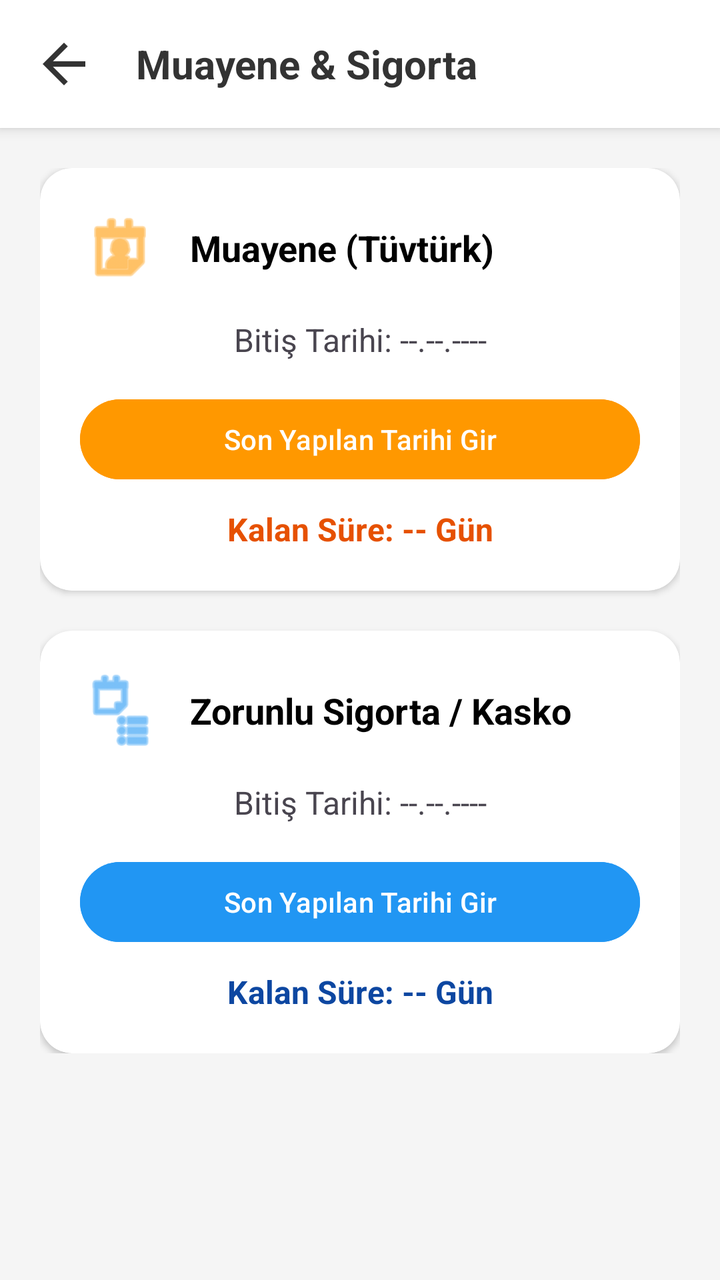
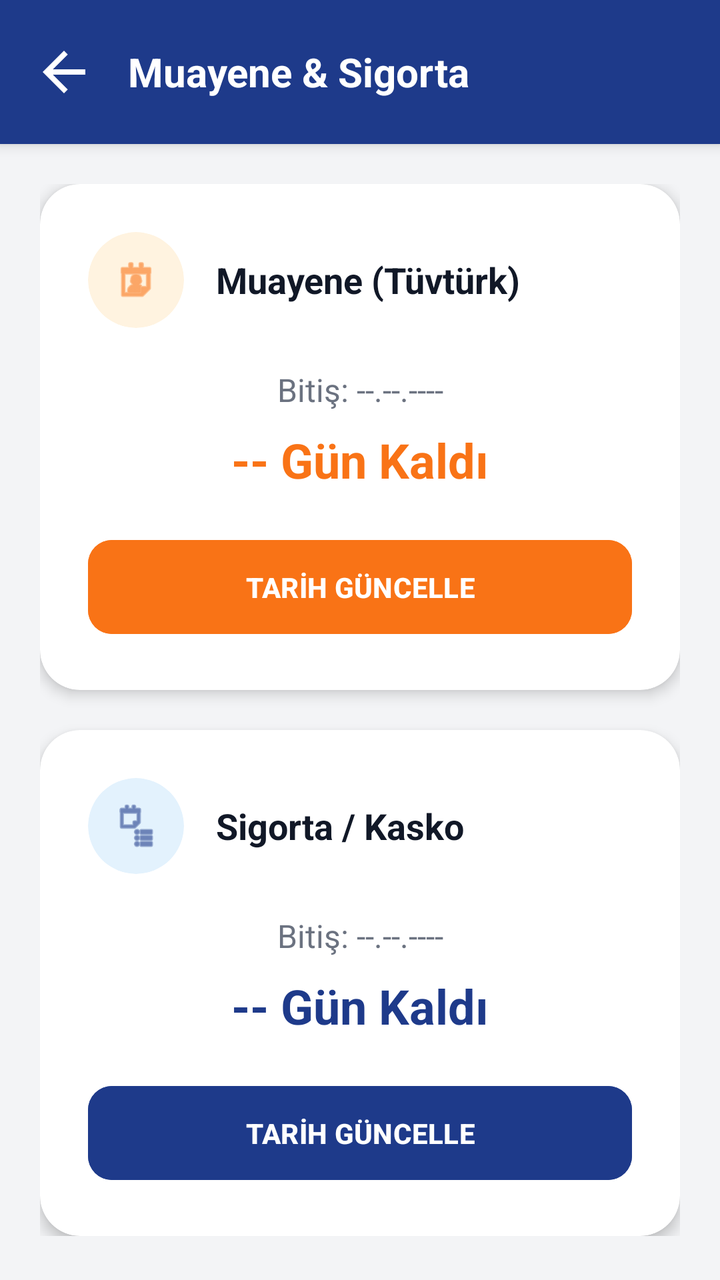

An Android layout rendered at two revisions. The XML below is the earlier revision; the diff shows what the commit changed to produce the second picture.
<!-- AndroidManifest.xml: application theme Theme.Garajim -->
<!-- res/layout/activity_legal.xml -->
<?xml version="1.0" encoding="utf-8"?>
<LinearLayout xmlns:android="http://schemas.android.com/apk/res/android"
    xmlns:app="http://schemas.android.com/apk/res-auto"
    xmlns:tools="http://schemas.android.com/tools"
    android:layout_width="match_parent"
    android:layout_height="match_parent"
    android:orientation="vertical"
    android:background="#F5F5F5"
    tools:context=".LegalActivity">

    <LinearLayout
        android:layout_width="match_parent"
        android:layout_height="wrap_content"
        android:orientation="horizontal"
        android:padding="16dp"
        android:background="@color/white"
        android:elevation="4dp"
        android:gravity="center_vertical">

        <ImageView
            android:id="@+id/btnBack"
            android:layout_width="32dp"
            android:layout_height="32dp"
            android:src="@drawable/ic_back"
            app:tint="#333333"
            android:background="?selectableItemBackgroundBorderless"
            android:clickable="true"
            android:focusable="true"/>

        <TextView
            android:layout_width="wrap_content"
            android:layout_height="wrap_content"
            android:text="Muayene &amp; Sigorta"
            android:textSize="20sp"
            android:textStyle="bold"
            android:textColor="#333333"
            android:layout_marginStart="20dp"/>
    </LinearLayout>

    <ScrollView
        android:layout_width="match_parent"
        android:layout_height="match_parent"
        android:padding="20dp">

        <LinearLayout
            android:layout_width="match_parent"
            android:layout_height="wrap_content"
            android:orientation="vertical">

            <androidx.cardview.widget.CardView
                android:id="@+id/cardMuayene"
                android:layout_width="match_parent"
                android:layout_height="wrap_content"
                android:layout_marginBottom="20dp"
                app:cardCornerRadius="16dp"
                app:cardElevation="2dp"
                app:cardBackgroundColor="@color/white">

                <LinearLayout
                    android:layout_width="match_parent"
                    android:layout_height="wrap_content"
                    android:orientation="vertical"
                    android:padding="20dp">

                    <LinearLayout
                        android:layout_width="match_parent"
                        android:layout_height="wrap_content"
                        android:gravity="center_vertical"
                        android:orientation="horizontal">

                        <ImageView
                            android:layout_width="40dp"
                            android:layout_height="40dp"
                            android:src="@android:drawable/ic_menu_my_calendar"
                            app:tint="#FF9800"/>

                        <TextView
                            android:layout_width="wrap_content"
                            android:layout_height="wrap_content"
                            android:text="Muayene (Tüvtürk)"
                            android:textSize="18sp"
                            android:textStyle="bold"
                            android:layout_marginStart="15dp"
                            android:textColor="@color/black"/>
                    </LinearLayout>

                    <TextView
                        android:id="@+id/txtMuayeneDate"
                        android:layout_width="match_parent"
                        android:layout_height="wrap_content"
                        android:text="Bitiş Tarihi: --.--.----"
                        android:textSize="16sp"
                        android:layout_marginTop="15dp"
                        android:gravity="center"/>

                    <Button
                        android:id="@+id/btnSelectMuayene"
                        android:layout_width="match_parent"
                        android:layout_height="wrap_content"
                        android:text="Son Yapılan Tarihi Gir"
                        android:layout_marginTop="15dp"
                        android:backgroundTint="#FF9800"/>

                    <TextView
                        android:id="@+id/txtMuayeneCountDown"
                        android:layout_width="match_parent"
                        android:layout_height="wrap_content"
                        android:text="Kalan Süre: -- Gün"
                        android:textSize="16sp"
                        android:textStyle="bold"
                        android:gravity="center"
                        android:layout_marginTop="10dp"
                        android:textColor="#E65100"/>
                </LinearLayout>
            </androidx.cardview.widget.CardView>

            <androidx.cardview.widget.CardView
                android:id="@+id/cardSigorta"
                android:layout_width="match_parent"
                android:layout_height="wrap_content"
                app:cardCornerRadius="16dp"
                app:cardElevation="2dp"
                app:cardBackgroundColor="@color/white">

                <LinearLayout
                    android:layout_width="match_parent"
                    android:layout_height="wrap_content"
                    android:orientation="vertical"
                    android:padding="20dp">

                    <LinearLayout
                        android:layout_width="match_parent"
                        android:layout_height="wrap_content"
                        android:gravity="center_vertical"
                        android:orientation="horizontal">

                        <ImageView
                            android:layout_width="40dp"
                            android:layout_height="40dp"
                            android:src="@android:drawable/ic_menu_agenda"
                            app:tint="#2196F3"/>

                        <TextView
                            android:layout_width="wrap_content"
                            android:layout_height="wrap_content"
                            android:text="Zorunlu Sigorta / Kasko"
                            android:textSize="18sp"
                            android:textStyle="bold"
                            android:layout_marginStart="15dp"
                            android:textColor="@color/black"/>
                    </LinearLayout>

                    <TextView
                        android:id="@+id/txtSigortaDate"
                        android:layout_width="match_parent"
                        android:layout_height="wrap_content"
                        android:text="Bitiş Tarihi: --.--.----"
                        android:textSize="16sp"
                        android:layout_marginTop="15dp"
                        android:gravity="center"/>

                    <Button
                        android:id="@+id/btnSelectSigorta"
                        android:layout_width="match_parent"
                        android:layout_height="wrap_content"
                        android:text="Son Yapılan Tarihi Gir"
                        android:layout_marginTop="15dp"
                        android:backgroundTint="#2196F3"/>

                    <TextView
                        android:id="@+id/txtSigortaCountDown"
                        android:layout_width="match_parent"
                        android:layout_height="wrap_content"
                        android:text="Kalan Süre: -- Gün"
                        android:textSize="16sp"
                        android:textStyle="bold"
                        android:gravity="center"
                        android:layout_marginTop="10dp"
                        android:textColor="#0D47A1"/>
                </LinearLayout>
            </androidx.cardview.widget.CardView>

        </LinearLayout>
    </ScrollView>
</LinearLayout>
<!-- resources referenced by this layout -->
<resources>
  <color name="black">#FF000000</color>
  <color name="white">#FFFFFFFF</color>
  <!-- drawable ic_back (drawable) -->
  <vector xmlns:android="http://schemas.android.com/apk/res/android" android:autoMirrored="true" android:height="24dp" android:tint="#000000" android:viewportHeight="24" android:viewportWidth="24" android:width="24dp">
        
      <path android:fillColor="@android:color/white" android:pathData="M20,11H7.83l5.59,-5.59L12,4l-8,8 8,8 1.41,-1.41L7.83,13H20v-2z"/>
      
  </vector>
  <style name="Theme.Garajim" parent="Base.Theme.Garajim" />
  <style name="Base.Theme.Garajim" parent="Theme.Material3.DayNight.NoActionBar">
          
          
      </style>
</resources>

<!-- the commit's change to res/layout/activity_legal.xml (unified diff, before → after) -->
@@ -5,15 +5,16 @@
     android:layout_width="match_parent"
     android:layout_height="match_parent"
     android:orientation="vertical"
-    android:background="#F5F5F5"
+    android:background="@color/background_gray"
     tools:context=".LegalActivity">
 
     <LinearLayout
         android:layout_width="match_parent"
         android:layout_height="wrap_content"
         android:orientation="horizontal"
-        android:padding="16dp"
-        android:background="@color/white"
+        android:paddingVertical="20dp"
+        android:paddingHorizontal="16dp"
+        android:background="@color/garaj_blue"
         android:elevation="4dp"
         android:gravity="center_vertical">
 
@@ -22,10 +23,10 @@
             android:layout_width="32dp"
             android:layout_height="32dp"
             android:src="@drawable/ic_back"
-            app:tint="#333333"
-            android:background="?selectableItemBackgroundBorderless"
+            app:tint="@color/white"
             android:clickable="true"
-            android:focusable="true"/>
+            android:focusable="true"
+            android:background="?selectableItemBackgroundBorderless"/>
 
         <TextView
             android:layout_width="wrap_content"
@@ -33,13 +34,14 @@
             android:text="Muayene &amp; Sigorta"
             android:textSize="20sp"
             android:textStyle="bold"
-            android:textColor="#333333"
-            android:layout_marginStart="20dp"/>
+            android:textColor="@color/white"
+            android:layout_marginStart="16dp"/>
     </LinearLayout>
 
     <ScrollView
         android:layout_width="match_parent"
         android:layout_height="match_parent"
+        android:clipToPadding="false"
         android:padding="20dp">
 
         <LinearLayout
@@ -52,15 +54,15 @@
                 android:layout_width="match_parent"
                 android:layout_height="wrap_content"
                 android:layout_marginBottom="20dp"
-                app:cardCornerRadius="16dp"
-                app:cardElevation="2dp"
+                app:cardCornerRadius="20dp"
+                app:cardElevation="4dp"
                 app:cardBackgroundColor="@color/white">
 
                 <LinearLayout
                     android:layout_width="match_parent"
                     android:layout_height="wrap_content"
                     android:orientation="vertical"
-                    android:padding="20dp">
+                    android:padding="24dp">
 
                     <LinearLayout
                         android:layout_width="match_parent"
@@ -68,11 +70,19 @@
                         android:gravity="center_vertical"
                         android:orientation="horizontal">
 
-                        <ImageView
-                            android:layout_width="40dp"
-                            android:layout_height="40dp"
-                            android:src="@android:drawable/ic_menu_my_calendar"
-                            app:tint="#FF9800"/>
+                        <androidx.cardview.widget.CardView
+                            android:layout_width="48dp"
+                            android:layout_height="48dp"
+                            app:cardCornerRadius="24dp"
+                            app:cardElevation="0dp"
+                            app:cardBackgroundColor="#FFF3E0">
+                            <ImageView
+                                android:layout_width="match_parent"
+                                android:layout_height="match_parent"
+                                android:padding="12dp"
+                                android:src="@android:drawable/ic_menu_my_calendar"
+                                app:tint="@color/garaj_orange"/>
+                        </androidx.cardview.widget.CardView>
 
                         <TextView
                             android:layout_width="wrap_content"
@@ -80,7 +90,7 @@
                             android:text="Muayene (Tüvtürk)"
                             android:textSize="18sp"
                             android:textStyle="bold"
-                            android:layout_marginStart="15dp"
+                            android:layout_marginStart="16dp"
                             android:textColor="@color/black"/>
                     </LinearLayout>
 
@@ -88,29 +98,32 @@
                         android:id="@+id/txtMuayeneDate"
                         android:layout_width="match_parent"
                         android:layout_height="wrap_content"
-                        android:text="Bitiş Tarihi: --.--.----"
+                        android:text="Bitiş: --.--.----"
                         android:textSize="16sp"
-                        android:layout_marginTop="15dp"
-                        android:gravity="center"/>
-
-                    <Button
+                        android:layout_marginTop="20dp"
+                        android:gravity="center"
+                        android:textColor="@color/text_secondary"/>
+
+                    <TextView
+                        android:id="@+id/txtMuayeneCountDown"
+                        android:layout_width="match_parent"
+                        android:layout_height="wrap_content"
+                        android:text="-- Gün Kaldı"
+                        android:textSize="24sp"
+                        android:textStyle="bold"
+                        android:gravity="center"
+                        android:layout_marginTop="8dp"
+                        android:textColor="@color/garaj_orange"/>
+
+                    <com.google.android.material.button.MaterialButton
                         android:id="@+id/btnSelectMuayene"
                         android:layout_width="match_parent"
-                        android:layout_height="wrap_content"
-                        android:text="Son Yapılan Tarihi Gir"
-                        android:layout_marginTop="15dp"
-                        android:backgroundTint="#FF9800"/>
-
-                    <TextView
-                        android:id="@+id/txtMuayeneCountDown"
-                        android:layout_width="match_parent"
-                        android:layout_height="wrap_content"
-                        android:text="Kalan Süre: -- Gün"
-                        android:textSize="16sp"
-                        android:textStyle="bold"
-                        android:gravity="center"
-                        android:layout_marginTop="10dp"
-                        android:textColor="#E65100"/>
+                        android:layout_height="55dp"
+                        android:text="TARİH GÜNCELLE"
+                        android:layout_marginTop="20dp"
+                        app:cornerRadius="12dp"
+                        android:backgroundTint="@color/garaj_orange"
+                        android:textStyle="bold"/>
                 </LinearLayout>
             </androidx.cardview.widget.CardView>
 
@@ -118,15 +131,15 @@
                 android:id="@+id/cardSigorta"
                 android:layout_width="match_parent"
                 android:layout_height="wrap_content"
-                app:cardCornerRadius="16dp"
-                app:cardElevation="2dp"
+                app:cardCornerRadius="20dp"
+                app:cardElevation="4dp"
                 app:cardBackgroundColor="@color/white">
 
                 <LinearLayout
                     android:layout_width="match_parent"
                     android:layout_height="wrap_content"
                     android:orientation="vertical"
-                    android:padding="20dp">
+                    android:padding="24dp">
 
                     <LinearLayout
                         android:layout_width="match_parent"
@@ -134,19 +147,27 @@
                         android:gravity="center_vertical"
                         android:orientation="horizontal">
 
-                        <ImageView
-                            android:layout_width="40dp"
-                            android:layout_height="40dp"
-                            android:src="@android:drawable/ic_menu_agenda"
-                            app:tint="#2196F3"/>
+                        <androidx.cardview.widget.CardView
+                            android:layout_width="48dp"
+                            android:layout_height="48dp"
+                            app:cardCornerRadius="24dp"
+                            app:cardElevation="0dp"
+                            app:cardBackgroundColor="#E3F2FD">
+                            <ImageView
+                                android:layout_width="match_parent"
+                                android:layout_height="match_parent"
+                                android:padding="12dp"
+                                android:src="@android:drawable/ic_menu_agenda"
+                                app:tint="@color/garaj_blue"/>
+                        </androidx.cardview.widget.CardView>
 
                         <TextView
                             android:layout_width="wrap_content"
                             android:layout_height="wrap_content"
-                            android:text="Zorunlu Sigorta / Kasko"
+                            android:text="Sigorta / Kasko"
                             android:textSize="18sp"
                             android:textStyle="bold"
-                            android:layout_marginStart="15dp"
+                            android:layout_marginStart="16dp"
                             android:textColor="@color/black"/>
                     </LinearLayout>
 
@@ -154,29 +175,32 @@
                         android:id="@+id/txtSigortaDate"
                         android:layout_width="match_parent"
                         android:layout_height="wrap_content"
-                        android:text="Bitiş Tarihi: --.--.----"
+                        android:text="Bitiş: --.--.----"
                         android:textSize="16sp"
-                        android:layout_marginTop="15dp"
-                        android:gravity="center"/>
-
-                    <Button
+                        android:layout_marginTop="20dp"
+                        android:gravity="center"
+                        android:textColor="@color/text_secondary"/>
+
+                    <TextView
+                        android:id="@+id/txtSigortaCountDown"
+                        android:layout_width="match_parent"
+                        android:layout_height="wrap_content"
+                        android:text="-- Gün Kaldı"
+                        android:textSize="24sp"
+                        android:textStyle="bold"
+                        android:gravity="center"
+                        android:layout_marginTop="8dp"
+                        android:textColor="@color/garaj_blue"/>
+
+                    <com.google.android.material.button.MaterialButton
                         android:id="@+id/btnSelectSigorta"
                         android:layout_width="match_parent"
-                        android:layout_height="wrap_content"
-                        android:text="Son Yapılan Tarihi Gir"
-                        android:layout_marginTop="15dp"
-                        android:backgroundTint="#2196F3"/>
-
-                    <TextView
-                        android:id="@+id/txtSigortaCountDown"
-                        android:layout_width="match_parent"
-                        android:layout_height="wrap_content"
-                        android:text="Kalan Süre: -- Gün"
-                        android:textSize="16sp"
-                        android:textStyle="bold"
-                        android:gravity="center"
-                        android:layout_marginTop="10dp"
-                        android:textColor="#0D47A1"/>
+                        android:layout_height="55dp"
+                        android:text="TARİH GÜNCELLE"
+                        android:layout_marginTop="20dp"
+                        app:cornerRadius="12dp"
+                        android:backgroundTint="@color/garaj_blue"
+                        android:textStyle="bold"/>
                 </LinearLayout>
             </androidx.cardview.widget.CardView>
 
<!-- resource entries referenced after the edit -->
@@ -1,7 +1,11 @@
 <!-- resources referenced by this layout -->
 <resources>
-  <color name="black">#FF000000</color>
-  <color name="white">#FFFFFFFF</color>
+  <color name="background_gray">#F3F4F6</color>
+  <color name="black">#111827</color>
+  <color name="garaj_blue">#1E3A8A</color>
+  <color name="garaj_orange">#F97316</color>
+  <color name="text_secondary">#6B7280</color>
+  <color name="white">#FFFFFF</color>
   <!-- drawable ic_back (drawable) -->
   <vector xmlns:android="http://schemas.android.com/apk/res/android" android:autoMirrored="true" android:height="24dp" android:tint="#000000" android:viewportHeight="24" android:viewportWidth="24" android:width="24dp">
         
@@ -10,8 +14,14 @@
   </vector>
   <style name="Theme.Garajim" parent="Base.Theme.Garajim" />
   <style name="Base.Theme.Garajim" parent="Theme.Material3.DayNight.NoActionBar">
-          
-          
-      </style>
+          <item name="colorPrimary">@color/garaj_blue</item>
+          <item name="colorOnPrimary">@color/white</item>
+          <item name="colorSecondary">@color/garaj_orange</item>
+          <item name="colorOnSecondary">@color/white</item>
+  
+          <item name="android:colorBackground">@color/background_gray</item>
+  
+          <item name="android:statusBarColor">@color/background_gray</item>
+          <item name="android:windowLightStatusBar">true</item> </style>
 </resources>
 
